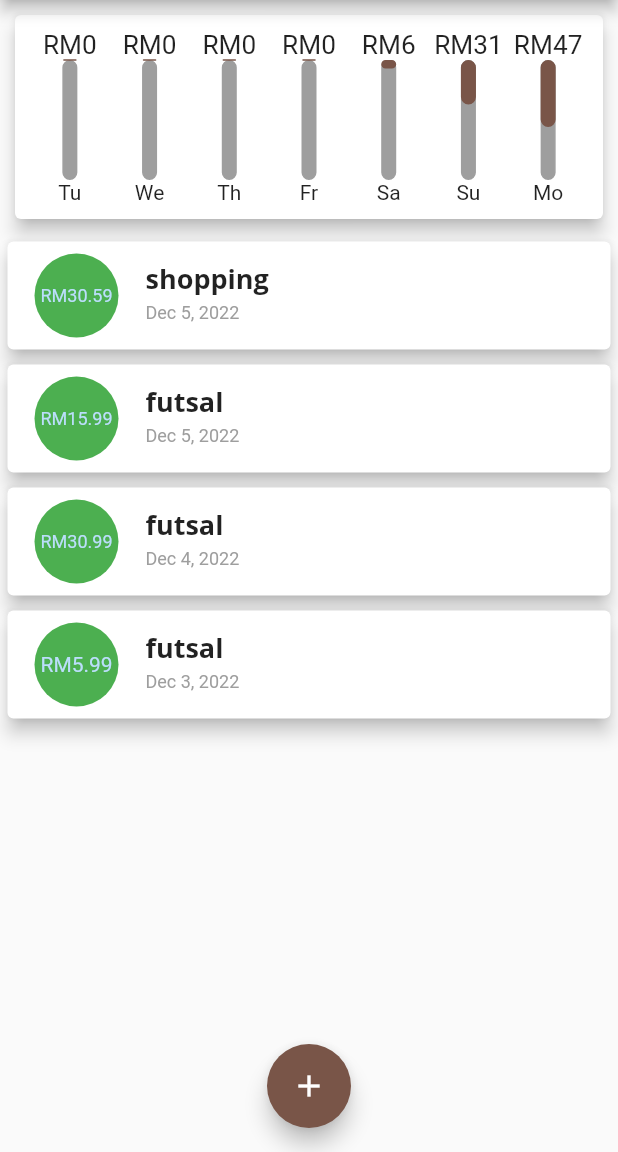
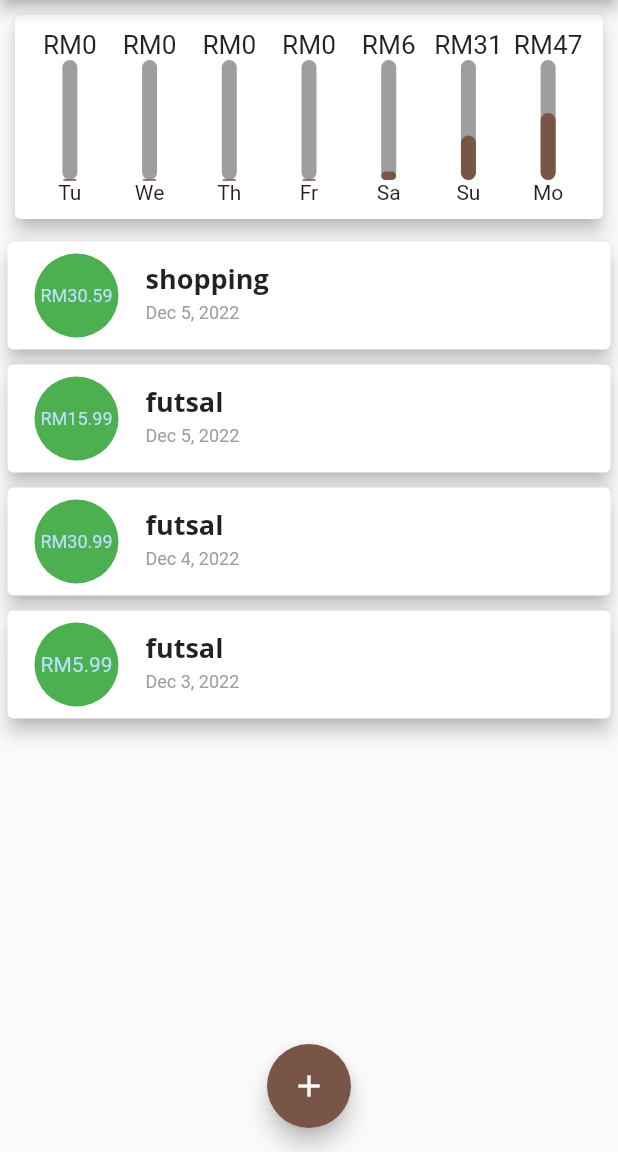
Before and after one commit to dondonjedd/personal_expenses, a Flutter app: the screen it shows after launch, on a phone screen of 412 x 824 dp, the part 84-1236 px from its top. Run offline on Flutter 3.47's test engine with Material 2 defaults, Android fonts, the phone set to English and light mode, and no system bars.

Commit message:
align bar chart to bottom

```diff
--- a/lib/widgets/chartBar.dart
+++ b/lib/widgets/chartBar.dart
@@ -24,7 +24,9 @@ class ChartBar extends StatelessWidget {
                     border: Border.all(color: Colors.grey),
                     borderRadius: BorderRadius.circular(10)),
               ),
-              FractionallySizedBox(
+              Align(
+                alignment: Alignment.bottomCenter,
+                child: FractionallySizedBox(
                   heightFactor: tx["percentage"] as double <= 0
                       ? 0
                       : tx["percentage"] as double,
@@ -35,6 +37,7 @@ class ChartBar extends StatelessWidget {
                             color: Theme.of(context).colorScheme.secondary),
                         borderRadius: BorderRadius.circular(10)),
                   ),
+                ),
               )
             ],
           ),
```
Lines whose indentation alone changed are shown as unchanged.
